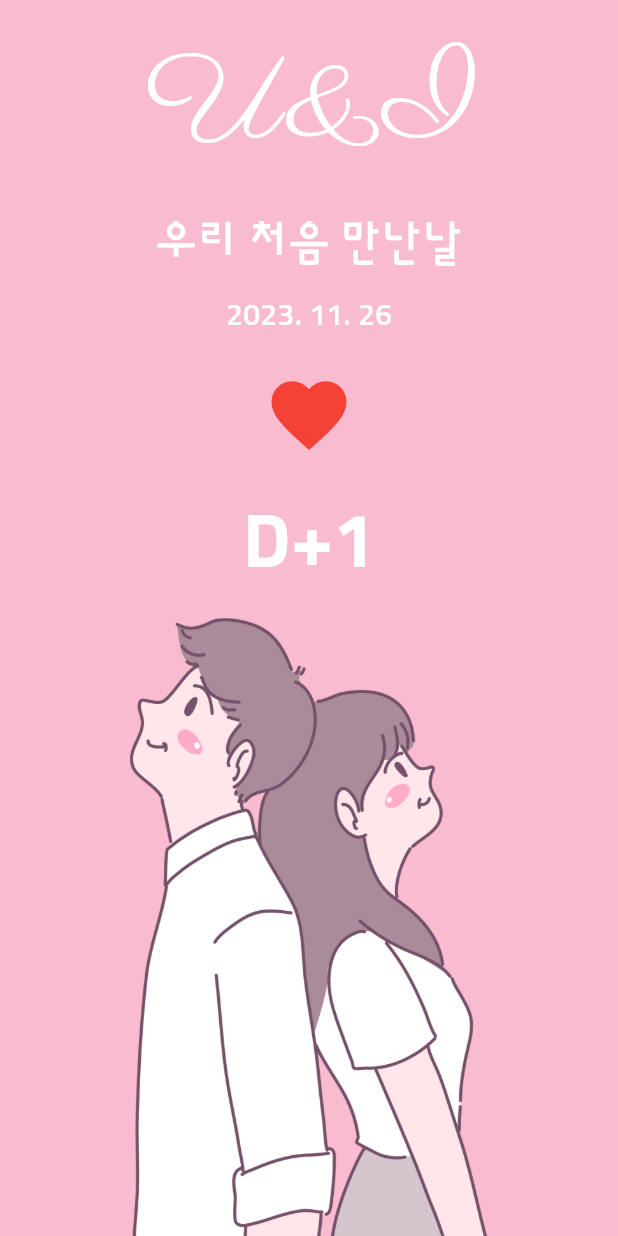
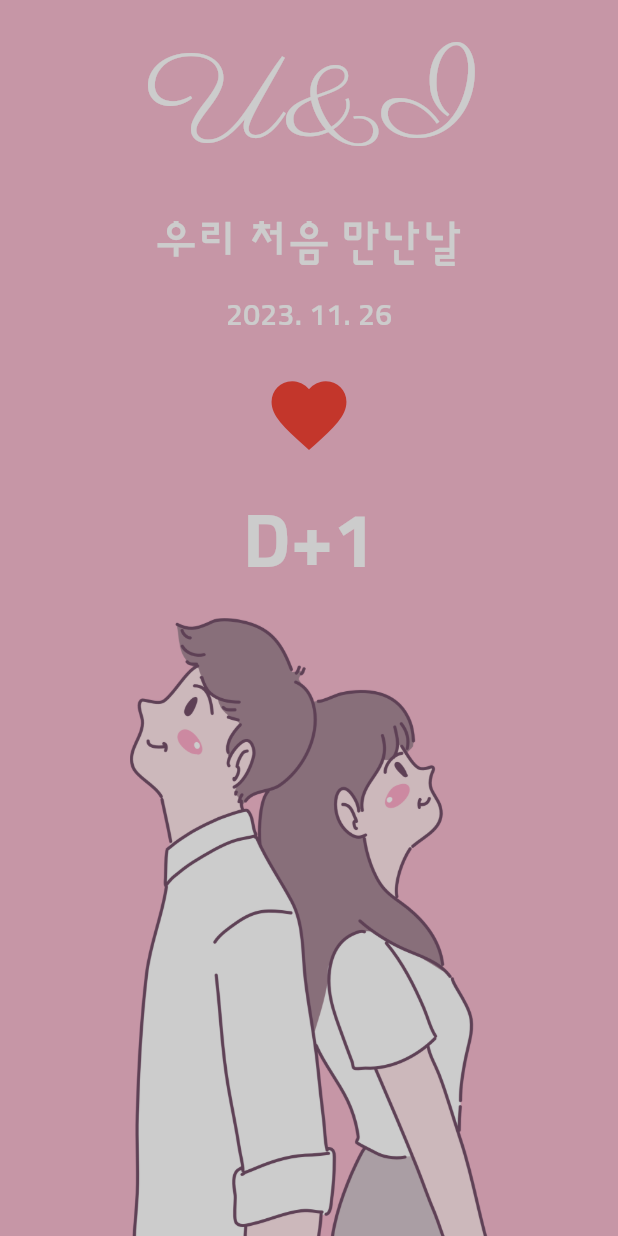
Before and after one commit to yongchulbag/youandi, a Flutter app: the screen it shows after launch, after a tap on the "favorite" icon, on a phone screen of 412 x 824 dp. Run offline on Flutter 3.47's test engine with Material 3 defaults, Android fonts, the phone set to English and light mode, and no system bars.

Commit message:
이제시작

```diff
--- a/lib/home_screen.dart
+++ b/lib/home_screen.dart
@@ -1,3 +1,4 @@
+import 'package:flutter/cupertino.dart';
 import 'package:flutter/material.dart';
 
 class HomeScreen extends StatefulWidget {
@@ -18,8 +19,10 @@ class _HomeScreenState extends State<HomeScreen> {
           width: MediaQuery.of(context).size.width,
           child: Column(
             children: [
-                  Expanded(child: _TopPart()),
-                  Expanded(child:Image.asset('asset/img/middle_image.png'),),
+              Expanded(child: _TopPart()),
+              Expanded(
+                child: Image.asset('asset/img/middle_image.png'),
+              ),
             ],
           ),
         ),
@@ -49,7 +52,12 @@ class _TopPart extends StatelessWidget {
                 color: Colors.white, fontFamily: 'sunflower', fontSize: 20)),
         IconButton(
             iconSize: 60,
-            onPressed: () {},
+            onPressed: () {
+              showCupertinoDialog(
+                  context: context, builder: (BuildContext context) {
+                    return Container();
+              });
+            },
             icon: Icon(
               Icons.favorite,
               color: Colors.red,
```
